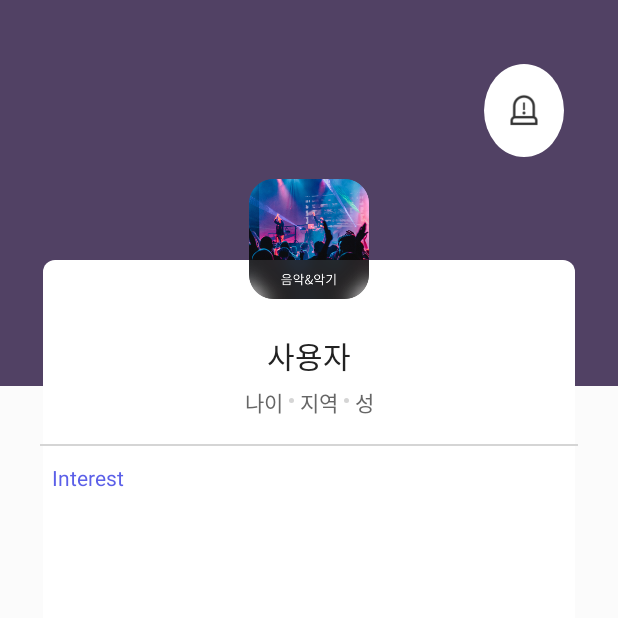
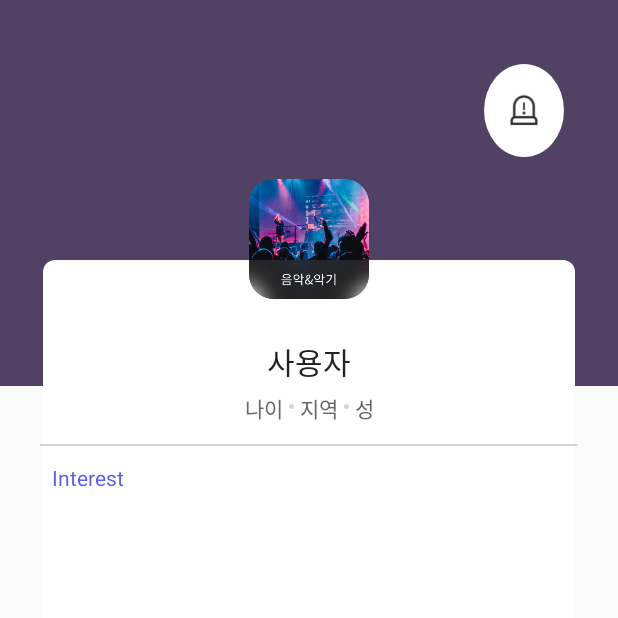
Before and after one commit to yeonggeumkang/private-serendipity, an Android app: the StoryActivity screen opened directly, with no data from a screen before it, on a phone screen of 412 x 824 dp, the top half of it. Run offline under Robolectric (Android 15) with nearby library versions, the phone set to English and light mode, and no system bars.

Commit message:
username 위치수정

```diff
--- a/app/src/main/res/layout/activity_story.xml
+++ b/app/src/main/res/layout/activity_story.xml
@@ -74,7 +74,7 @@
         android:layout_width="wrap_content"
         android:layout_height="wrap_content"
         android:gravity="center"
-        app:layout_constraintVertical_bias="0.28"
+        app:layout_constraintVertical_bias="0.285"
         style="@style/Kor20DarkLightCenter"
         android:text="사용자"
         app:layout_constraintTop_toTopOf="parent"
@@ -87,7 +87,7 @@
         android:layout_width="wrap_content"
         android:layout_height="20dp"
         android:orientation="horizontal"
-        app:layout_constraintVertical_bias="0.32"
+        app:layout_constraintVertical_bias="0.325"
         android:gravity="center"
         app:layout_constraintTop_toTopOf="parent"
         app:layout_constraintBottom_toBottomOf="parent"
```
